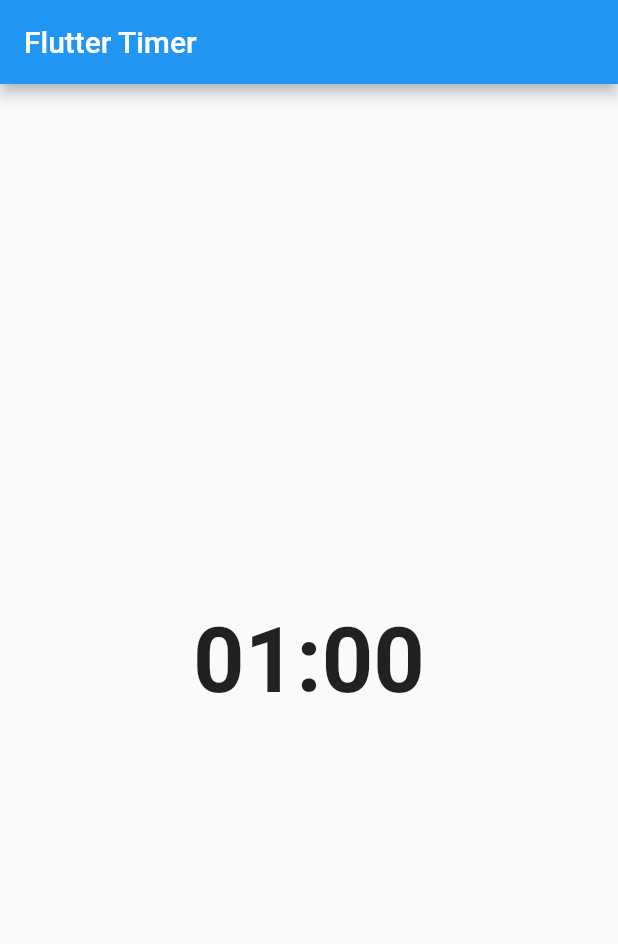
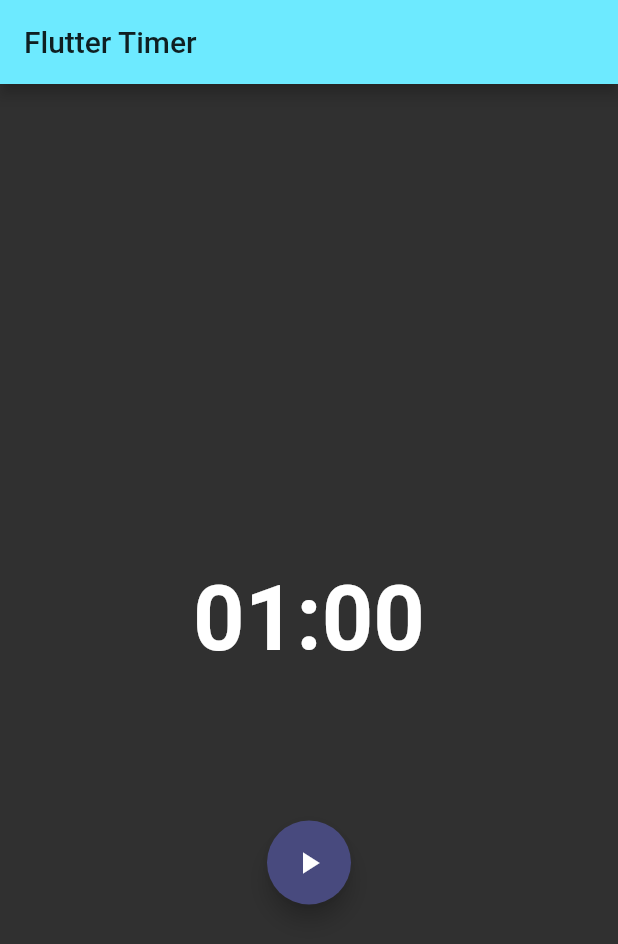
Before and after one commit to mark-taeyoung/flutter_timer, a Flutter app: the screen it shows after launch, on a phone screen of 412 x 824 dp. Shown: the top 944 px of the screen. Run offline on Flutter 3.47's test engine with Material 2 defaults, Android fonts, the phone set to English and light mode, and no system bars; our stand-ins replace bloc, equatable, flutter_bloc.

Commit message:
done without ui

```diff
--- a/lib/main.dart
+++ b/lib/main.dart
@@ -11,7 +11,11 @@ class MyApp extends StatelessWidget {
   @override
   Widget build(BuildContext context) {
     return MaterialApp(
-      theme: ThemeData(),
+      theme: ThemeData(
+        primaryColor: Color.fromRGBO(109, 234, 255, 1),
+        accentColor: Color.fromRGBO(72, 74, 126, 1),
+        brightness: Brightness.dark,
+      ),
       title: 'Flutter Timer',
       home: BlocProvider(
         create: (context) => TimerBloc(ticker: Ticker()),
@@ -55,9 +59,70 @@ class Timer extends StatelessWidget {
                 },
               ),
             ),
+          ),
+          BlocBuilder<TimerBloc, TimerState>(
+            buildWhen: (previousState, state) =>
+                state.runtimeType != previousState.runtimeType,
+            builder: (context, state) => Actions(),
           )
         ],
       ),
     );
   }
 }
+
+class Actions extends StatelessWidget {
+  @override
+  Widget build(BuildContext context) {
+    return Row(
+      mainAxisAlignment: MainAxisAlignment.spaceEvenly,
+      children: _mapStateToActionButtons(
+        timerBloc: BlocProvider.of<TimerBloc>(context),
+      ),
+    );
+  }
+}
+
+List<Widget> _mapStateToActionButtons({
+  TimerBloc timerBloc,
+}) {
+  final TimerState currentState = timerBloc.state;
+  if (currentState is TimerInitial) {
+    return [
+      FloatingActionButton(
+        child: Icon(Icons.play_arrow),
+        onPressed: () =>
+            timerBloc.add(TimerStarted(duration: currentState.duration)),
+      ),
+    ];
+  }
+  if (currentState is TimerRunInProgress) {
+    return [
+      FloatingActionButton(
+        child: Icon(Icons.pause),
+        onPressed: () => timerBloc.add(TimerPaused()),
+      ),
+    ];
+  }
+  if (currentState is TimerRunPause) {
+    return [
+      FloatingActionButton(
+        child: Icon(Icons.play_arrow),
+        onPressed: () => timerBloc.add(TimerResumed()),
+      ),
+      FloatingActionButton(
+        child: Icon(Icons.replay),
+        onPressed: () => timerBloc.add(TimerReset()),
+      )
+    ];
+  }
+  if (currentState is TimerRunComplete) {
+    return [
+      FloatingActionButton(
+        child: Icon(Icons.replay),
+        onPressed: () => timerBloc.add(TimerReset()),
+      )
+    ];
+  }
+  return [];
+}
```
Also changed, not shown: pubspec.lock, 1 other file.
